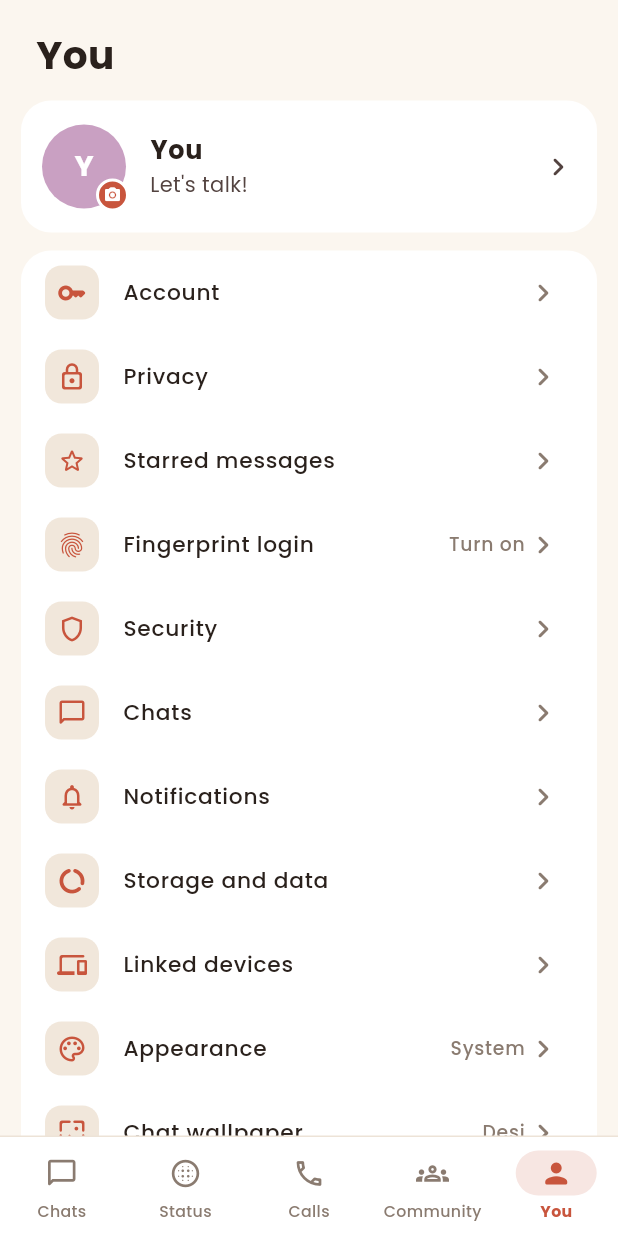
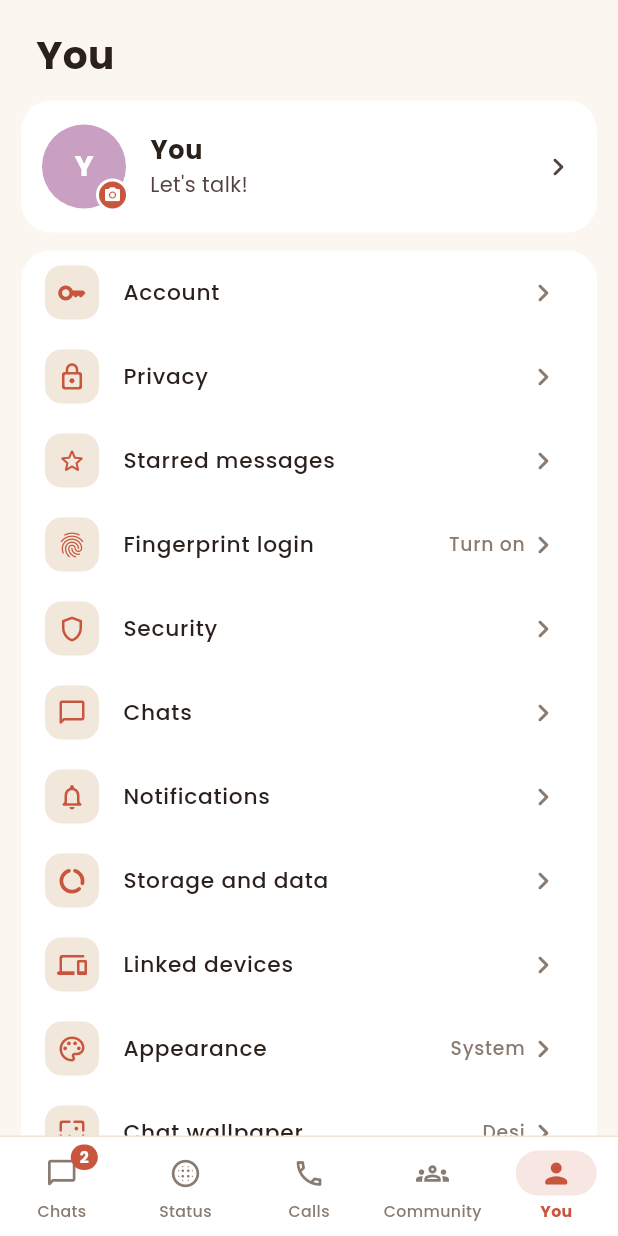
Before and after one commit to aggarwal97kajal-lab/baatly, a Flutter app: the HomeShell screen opened directly, swiped to page 5, on a phone screen of 412 x 824 dp. Run offline on Flutter 3.47's test engine with Material 3 defaults, Android fonts, the phone set to English and light mode, and no system bars; our stand-ins replace emoji_picker_flutter, file_picker, firebase_core, firebase_messaging, flutter_contacts, flutter_local_notifications and 10 more; missing offline and left inert: cryptography, passkeys, record; accounts and stored records are empty.

Commit message:
Group icon, app lock, unread badge on Chats tab
Co-Authored-By: Claude Opus 5.5 <noreply@anthropic.com>
Claude-Session: https://claude.ai/code/session_019zjrL1EGnDsZYkebZDzYp5

```diff
--- a/lib/data/models.dart
+++ b/lib/data/models.dart
@@ -111,6 +111,8 @@ class Chat {
   bool left = false;
   /// Groups: who is typing right now.
   String? typingName;
+  /// Groups: icon version we have.
+  int photoVer = 0;
   String? phone;
   /// Real chats only: "online" / "last seen …" from the server.
   String? presence;
@@ -166,6 +168,7 @@ class Chat {
         if (members.isNotEmpty) 'mem': members,
         if (admins.isNotEmpty) 'adm': admins.toList(),
         if (left) 'left': true,
+        if (photoVer > 0) 'pv': photoVer,
         'pinned': pinned,
         'archived': archived,
         'unread': unread,
@@ -195,6 +198,7 @@ class Chat {
     c.members = [for (final x in (j['mem'] as List? ?? [])) x.toString()];
     c.admins = {for (final x in (j['adm'] as List? ?? [])) x.toString()};
     c.left = j['left'] == true;
+    c.photoVer = (j['pv'] as int?) ?? 0;
     c.disappear = (j['dis'] as int?) ?? 0;
     final mute = j['mute'] as int?;
     if (mute != null) c.mutedUntil = DateTime.fromMillisecondsSinceEpoch(mute);
--- a/lib/main.dart
+++ b/lib/main.dart
@@ -4,6 +4,7 @@ import 'package:flutter/services.dart';
 import 'data/api.dart';
 import 'data/app_state.dart';
 import 'data/notifier.dart';
+import 'widgets/app_lock.dart';
 import 'config.dart';
 import 'package:firebase_messaging/firebase_messaging.dart';
 import 'screens/home/home_shell.dart';
@@ -49,7 +50,7 @@ class BaatlyApp extends StatelessWidget {
           final mq = MediaQuery.of(context);
           return MediaQuery(
             data: mq.copyWith(disableAnimations: mq.disableAnimations || state.reduceMotion),
-            child: child!,
+            child: AppLockGate(child: child!),
           );
         },
         // Animated splash + onboarding only on first launch; afterwards straight to chats.
--- a/lib/screens/home/home_shell.dart
+++ b/lib/screens/home/home_shell.dart
@@ -119,7 +119,27 @@ class _HomeShellState extends State<HomeShell> with WidgetsBindingObserver {
                           color: on ? context.primary.withOpacity(0.15) : Colors.transparent,
                           borderRadius: BorderRadius.circular(15),
                         ),
-                        child: Icon(on ? it.$2 : it.$1, color: col, size: 22),
+                        child: Stack(clipBehavior: Clip.none, alignment: Alignment.center, children: [
+                          Icon(on ? it.$2 : it.$1, color: col, size: 22),
+                          if (i == 0)
+                            ListenableBuilder(
+                              listenable: AppState.instance,
+                              builder: (context, _) {
+                                final n = AppState.instance.chats.where((c) => c.unread > 0 && !c.archived).length;
+                                if (n == 0) return const SizedBox.shrink();
+                                return Positioned(
+                                  top: -4,
+                                  right: on ? 6 : -8,
+                                  child: Container(
+                                    padding: const EdgeInsets.symmetric(horizontal: 5, vertical: 1),
+                                    constraints: const BoxConstraints(minWidth: 18),
+                                    decoration: BoxDecoration(color: context.primary, borderRadius: BorderRadius.circular(9)),
+                                    child: Text('$n', textAlign: TextAlign.center, style: const TextStyle(color: Colors.white, fontSize: 10.5, fontWeight: FontWeight.w700)),
+                                  ),
+                                );
+                              },
+                            ),
+                        ]),
                       ),
                       const SizedBox(height: 3),
                       Text(it.$3, style: TextStyle(fontSize: 10.5, color: col, fontWeight: on ? FontWeight.w700 : FontWeight.w500)),
--- /dev/null
+++ b/lib/widgets/app_lock.dart
@@ -0,0 +1,82 @@
+import 'package:flutter/material.dart';
+import 'package:local_auth/local_auth.dart';
+
+import '../data/app_state.dart';
+import '../theme/app_theme.dart';
+import 'common.dart';
+
+/// Covers the app until fingerprint / screen lock succeeds (when App lock is on).
+class AppLockGate extends StatefulWidget {
+  final Widget child;
+  const AppLockGate({super.key, required this.child});
+  @override
+  State<AppLockGate> createState() => _AppLockGateState();
+}
+
+class _AppLockGateState extends State<AppLockGate> with WidgetsBindingObserver {
+  bool _locked = AppState.instance.appLock;
+  bool _asking = false;
+  DateTime? _away;
+
+  @override
+  void initState() {
+    super.initState();
+    WidgetsBinding.instance.addObserver(this);
+    if (_locked) WidgetsBinding.instance.addPostFrameCallback((_) => _unlock());
+  }
+
+  @override
+  void dispose() {
+    WidgetsBinding.instance.removeObserver(this);
+    super.dispose();
+  }
+
+  @override
+  void didChangeAppLifecycleState(AppLifecycleState s) {
+    if (!AppState.instance.appLock) return;
+    if (s == AppLifecycleState.paused) _away = DateTime.now();
+    if (s == AppLifecycleState.resumed && _away != null && DateTime.now().difference(_away!).inSeconds > 30 && !_asking) {
+      setState(() => _locked = true);
+      _unlock();
+    }
+  }
+
+  Future<void> _unlock() async {
+    if (_asking) return;
+    _asking = true;
+    try {
+      final ok = await LocalAuthentication().authenticate(
+        localizedReason: 'Unlock BAATLY',
+        options: const AuthenticationOptions(biometricOnly: false, stickyAuth: true),
+      );
+      if (ok && mounted) setState(() => _locked = false);
+    } catch (_) {
+      // No lock set on the phone: don't trap the user.
+      if (mounted) setState(() => _locked = false);
+    } finally {
+      _asking = false;
+    }
+  }
+
+  @override
+  Widget build(BuildContext context) {
+    return Stack(children: [
+      widget.child,
+      if (_locked)
+        Positioned.fill(
+          child: Material(
+            color: context.bc.bg,
+            child: SafeArea(
+              child: Column(mainAxisAlignment: MainAxisAlignment.center, children: [
+                const BaatlyMark(size: 72),
+                const SizedBox(height: 18),
+                Text('BAATLY is locked', style: TextStyle(fontSize: 20, fontWeight: FontWeight.w700, color: context.bc.text)),
+                const SizedBox(height: 24),
+                FilledButton.icon(onPressed: _unlock, icon: const Icon(Icons.fingerprint_rounded), label: const Text('Unlock')),
+              ]),
+            ),
+          ),
+        ),
+    ]);
+  }
+}
```
Also changed, not shown: lib/data/messenger.dart (+28 -0 lines), lib/screens/chat/group_screens.dart (+31 -1 lines), lib/screens/settings/privacy_screen.dart (+7 -0 lines).
